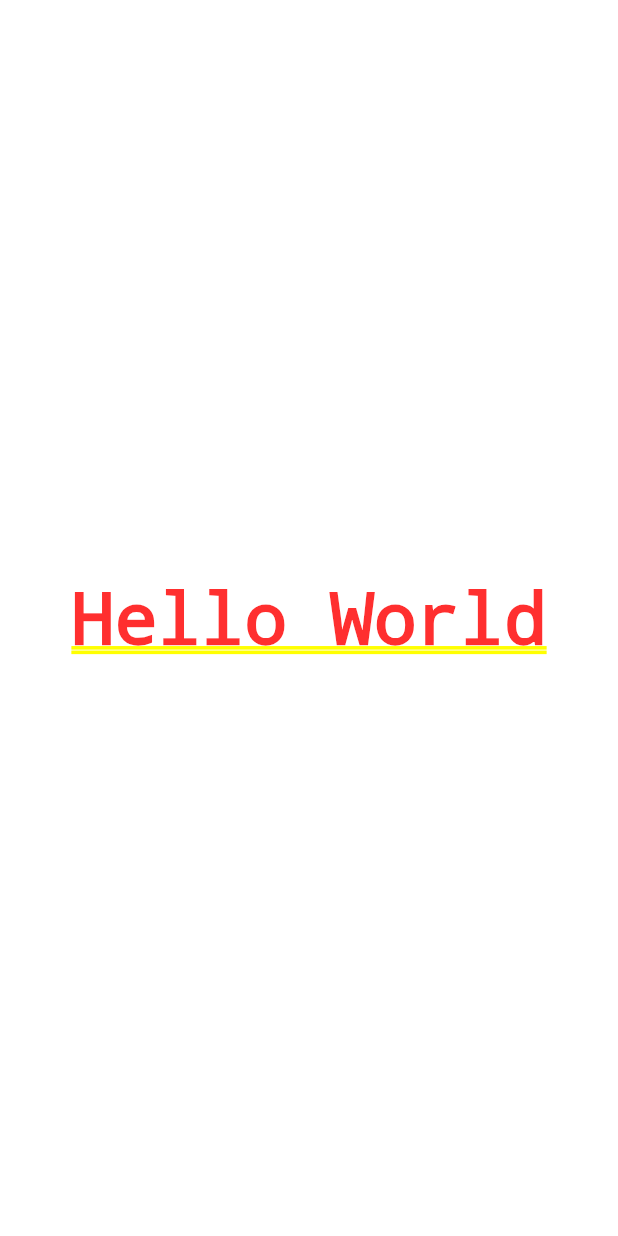
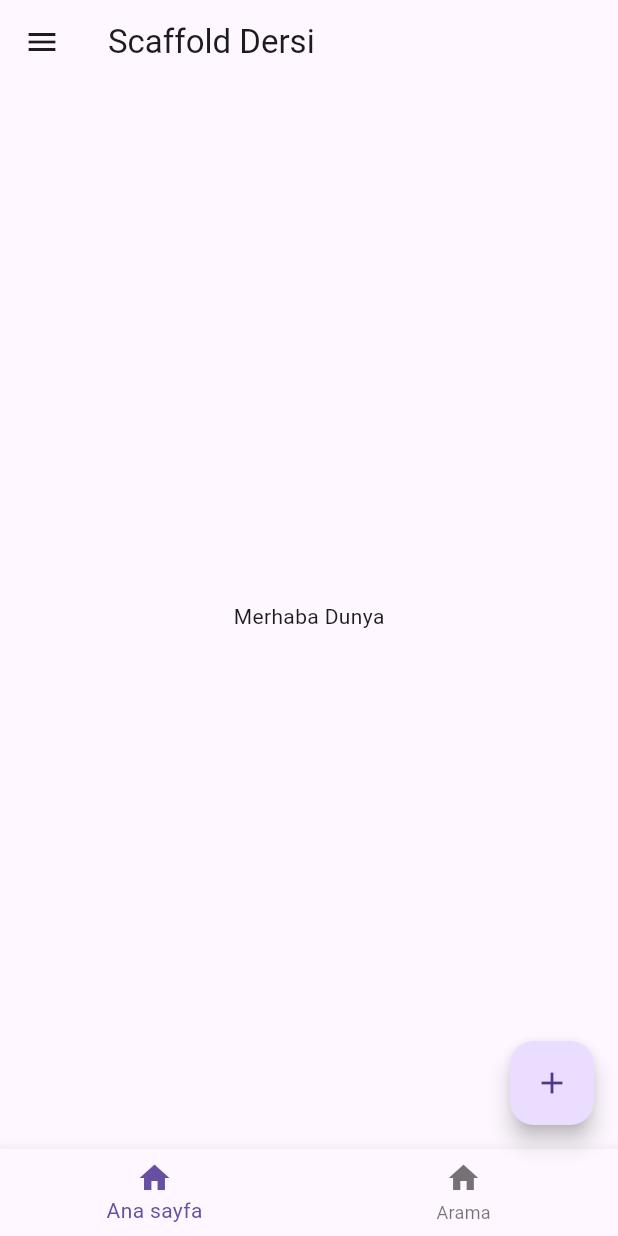
Before and after one commit to Acharx/LearningFlutter, a Flutter app: the screen it shows after launch, on a phone screen of 412 x 824 dp. Run offline on Flutter 3.47's test engine with Material 3 defaults, Android fonts, the light colour scheme and no system bars.

Commit message:
Menu, Buton gibi basit ozellikler eklendi. Fakat Calismiyor. Sorun Cozulmedi.

```diff
--- a/lib/main.dart
+++ b/lib/main.dart
@@ -1,3 +1,4 @@
+import 'package:ders1_learn_flutter/scaffold_yapisi.dart';
 import 'package:flutter/material.dart';
 
 void main() {
@@ -12,8 +13,8 @@ class Anasayfa extends StatelessWidget {
   Widget build(BuildContext context) {
     return MaterialApp(
       title: 'Flutter Dersleri 2024',
-      theme: ThemeData(primaryColor: Colors.orange),
-      home: const Center(child: Text("Hello World")),
+      theme: ThemeData(primaryColor: Colors.deepPurple),
+      home: const ScaffoldYapisi(),
     );
   }
 }
--- /dev/null
+++ b/lib/scaffold_yapisi.dart
@@ -0,0 +1,24 @@
+import 'package:flutter/material.dart';
+
+class ScaffoldYapisi extends StatelessWidget {
+  const ScaffoldYapisi({super.key});
+
+  @override
+  Widget build(BuildContext context) {
+    return Scaffold(
+      appBar: AppBar(
+        title: const Text("Scaffold Dersi"),
+      ),
+      body: Center(child: const Text("Merhaba Dunya")),
+      floatingActionButton: FloatingActionButton(
+        onPressed: () {},
+        child: const Icon(Icons.add),
+      ),
+      drawer: const Drawer(),
+      bottomNavigationBar: BottomNavigationBar(items: const [
+        BottomNavigationBarItem(icon: Icon(Icons.home), label: 'Ana sayfa'),
+        BottomNavigationBarItem(icon: Icon(Icons.home), label: 'Arama')
+      ]),
+    );
+  }
+}
```
Also changed, not shown: 2 other files.
